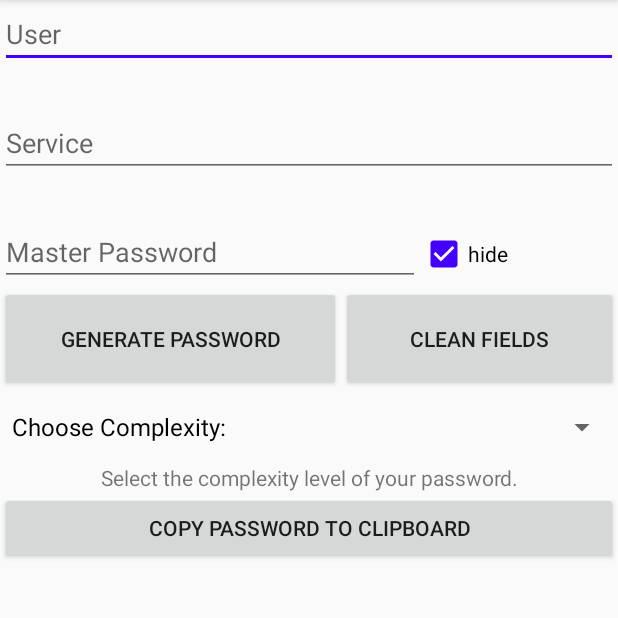
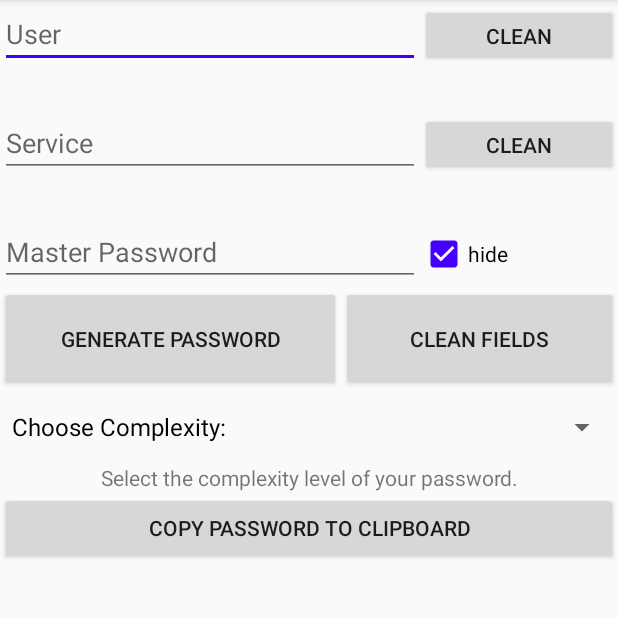
Before and after one commit to davilarodrigo/PasswordManager-android, an Android app: the screen it shows after launch (MainActivity), on a phone screen of 412 x 824 dp, the part 84-702 px from its top. Run offline under Robolectric (Android 15) with nearby library versions, the phone set to English and light mode, and no system bars.

Commit message:
se añadieron botones para limpiar los campos de usuario y sitio web

```diff
--- a/app/src/main/java/com/example/familia/passwordmanager/MainActivity.java
+++ b/app/src/main/java/com/example/familia/passwordmanager/MainActivity.java
@@ -57,6 +57,8 @@ public class MainActivity extends AppCompatActivity {
         Button bt1=findViewById(R.id.b1);
         Button bt2=findViewById(R.id.b2);
         Button bt3=findViewById(R.id.b3);
+        Button bt4=findViewById(R.id.b4);
+        Button bt5=findViewById(R.id.b5);
 
         cb = findViewById(R.id.checkBox);
 
@@ -126,11 +128,7 @@ public class MainActivity extends AppCompatActivity {
             @Override
             public void afterTextChanged(Editable s) {
 //
-
-
-
             }
-
 
         });
 
@@ -182,6 +180,21 @@ public class MainActivity extends AppCompatActivity {
                 }
                 }
         });
+
+        bt4.setOnClickListener(new View.OnClickListener() {
+            @Override
+            public void onClick(View v) {
+                ed1.setText("");
+            }
+        });
+
+        bt5.setOnClickListener(new View.OnClickListener() {
+            @Override
+            public void onClick(View v) {
+                ed2.setText("");
+            }
+        });
+
     }
 
     private void setTextSize(int type){
--- a/app/src/main/res/layout/activity_main.xml
+++ b/app/src/main/res/layout/activity_main.xml
@@ -7,13 +7,26 @@
     android:layout_height="match_parent"
     tools:context=".MainActivity">
 
+    <LinearLayout
+        android:layout_width="match_parent"
+        android:layout_height="wrap_content"
+        android:orientation="horizontal">
+
         <EditText
             android:id="@+id/editText1"
-        android:layout_width="match_parent"
+            android:layout_width="280dp"
             android:layout_height="wrap_content"
             android:ems="10"
             android:hint="User"
             android:inputType="textPersonName" />
+
+        <Button
+            android:id="@+id/b4"
+            android:layout_width="100dp"
+            android:layout_height="42dp"
+            android:layout_weight="1"
+            android:text="clean" />
+    </LinearLayout>
 
     <TextView
         android:id="@+id/textView1"
@@ -21,13 +34,26 @@
         android:layout_height="wrap_content"
         android:textSize="20sp" />
 
+    <LinearLayout
+        android:layout_width="match_parent"
+        android:layout_height="wrap_content"
+        android:orientation="horizontal">
+
         <EditText
             android:id="@+id/editText2"
-        android:layout_width="match_parent"
+            android:layout_width="280dp"
             android:layout_height="wrap_content"
             android:ems="10"
             android:hint="Service"
             android:inputType="textPersonName" />
+
+        <Button
+            android:id="@+id/b5"
+            android:layout_width="80dp"
+            android:layout_height="42dp"
+            android:layout_weight="1"
+            android:text="clean" />
+    </LinearLayout>
 
     <TextView
         android:id="@+id/textView2"
```
Lines whose indentation alone changed are shown as unchanged.
